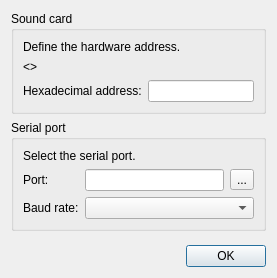
Wohlstand/OPL3BankEditor, file src/hardware.ui: the form before one commit.
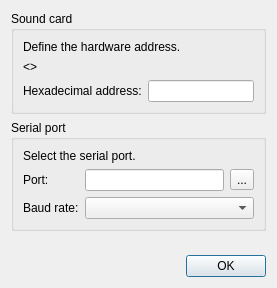
The form after the commit. Icons and pictures are not drawn.

Commit message: Another translation refresh

The edit to the form file:
```diff
--- a/src/hardware.ui
+++ b/src/hardware.ui
@@ -7,7 +7,7 @@
     <x>0</x>
     <y>0</y>
     <width>277</width>
-    <height>278</height>
+    <height>288</height>
    </rect>
   </property>
   <property name="windowTitle">
```
Left out of the diff: 10 changed lines with no effect on the pictures. The commit also changes 2 other files.
